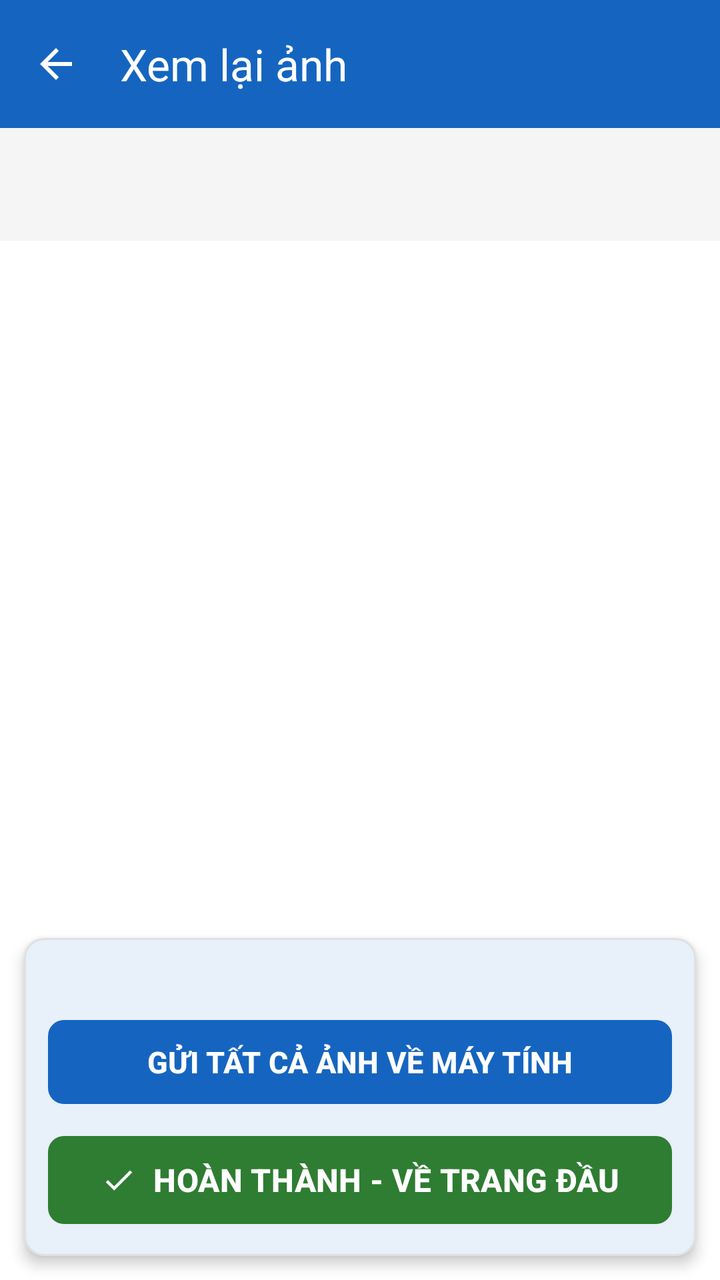
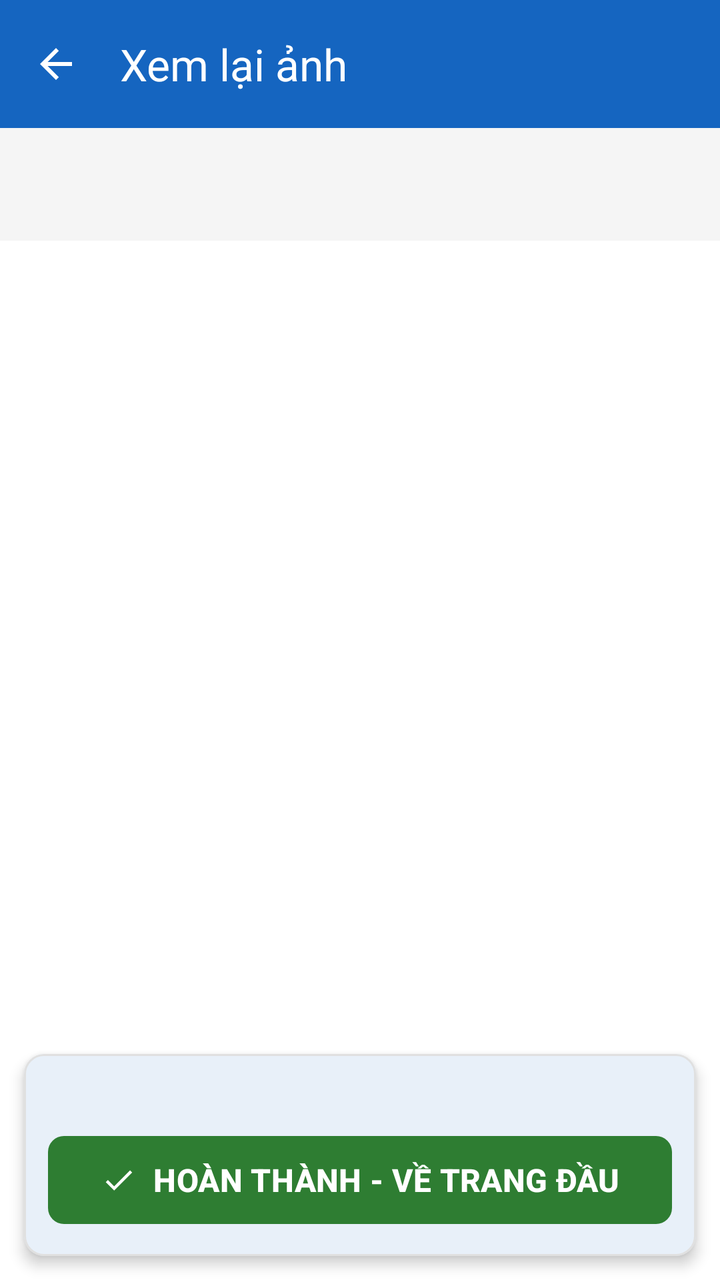

Two renders of the same Android screen: before a commit and after it. Below are the layout's source before the change and the commit's diff.
<!-- AndroidManifest.xml: application theme Theme.InspectionCamera -->
<!-- res/layout/activity_review.xml -->
<?xml version="1.0" encoding="utf-8"?>
<LinearLayout xmlns:android="http://schemas.android.com/apk/res/android"
    xmlns:app="http://schemas.android.com/apk/res-auto"
    android:layout_width="match_parent"
    android:layout_height="match_parent"
    android:orientation="vertical"
    android:background="@color/background">

    
    <com.google.android.material.appbar.MaterialToolbar
        android:id="@+id/toolbar_review"
        android:layout_width="match_parent"
        android:layout_height="wrap_content"
        android:background="@color/primary"
        app:title="@string/title_review"
        app:titleTextColor="@color/text_white"
        app:navigationIcon="@drawable/ic_arrow_back"
        app:navigationIconTint="@color/text_white" />

    
    <LinearLayout
        android:layout_width="match_parent"
        android:layout_height="wrap_content"
        android:orientation="horizontal"
        android:padding="12dp"
        android:background="@color/surface_variant"
        android:gravity="center_vertical">

        <TextView
            android:id="@+id/tv_review_plate"
            android:layout_width="0dp"
            android:layout_height="wrap_content"
            android:layout_weight="1"
            android:fontFamily="monospace"
            android:textSize="24sp"
            android:textStyle="bold"
            android:textColor="@color/text_primary" />

        <TextView
            android:id="@+id/tv_review_photo_count"
            android:layout_width="wrap_content"
            android:layout_height="wrap_content"
            android:textSize="14sp"
            android:textColor="@color/text_secondary" />

    </LinearLayout>

    <FrameLayout
        android:layout_width="match_parent"
        android:layout_height="0dp"
        android:layout_weight="1">

        <androidx.recyclerview.widget.RecyclerView
            android:id="@+id/rv_review_photos"
            android:layout_width="match_parent"
            android:layout_height="match_parent"
            android:clipToPadding="false"
            android:padding="8dp" />

        <TextView
            android:id="@+id/tv_empty_review"
            android:layout_width="match_parent"
            android:layout_height="wrap_content"
            android:layout_gravity="center"
            android:gravity="center"
            android:padding="24dp"
            android:text="@string/no_photos_yet"
            android:textColor="@color/text_secondary"
            android:textSize="16sp"
            android:visibility="gone" />

        <ProgressBar
            android:id="@+id/pb_review_loading"
            android:layout_width="wrap_content"
            android:layout_height="wrap_content"
            android:layout_gravity="center"
            android:visibility="gone" />

    </FrameLayout>

    
    <com.google.android.material.card.MaterialCardView
        android:id="@+id/card_review_sync"
        android:layout_width="match_parent"
        android:layout_height="wrap_content"
        android:layout_margin="12dp"
        app:cardCornerRadius="10dp"
        app:cardElevation="4dp"
        app:cardBackgroundColor="@color/surface"
        app:strokeWidth="1dp"
        app:strokeColor="@color/divider">

        <LinearLayout
            android:layout_width="match_parent"
            android:layout_height="wrap_content"
            android:orientation="vertical"
            android:padding="12dp">

            <TextView
                android:id="@+id/tv_review_sync_status"
                android:layout_width="match_parent"
                android:layout_height="wrap_content"
                android:gravity="center"
                android:textSize="14sp"
                android:textStyle="bold"
                android:textColor="@color/text_primary"
                android:layout_marginBottom="6dp" />

            <ProgressBar
                android:id="@+id/pb_review_sync"
                style="?android:attr/progressBarStyleHorizontal"
                android:layout_width="match_parent"
                android:layout_height="wrap_content"
                android:indeterminate="true"
                android:visibility="gone"
                android:layout_marginBottom="8dp" />

            <com.google.android.material.button.MaterialButton
                android:id="@+id/btn_review_sync"
                android:layout_width="match_parent"
                android:layout_height="50dp"
                android:text="@string/btn_sync_photos"
                android:textSize="15sp"
                android:textStyle="bold"
                android:textColor="@color/text_white"
                app:backgroundTint="@color/primary"
                app:cornerRadius="8dp"
                android:layout_marginBottom="8dp" />

            
            <com.google.android.material.button.MaterialButton
                android:id="@+id/btn_review_done"
                android:layout_width="match_parent"
                android:layout_height="52dp"
                android:text="@string/btn_done"
                android:textSize="16sp"
                android:textStyle="bold"
                android:textColor="@color/text_white"
                app:backgroundTint="@color/status_done_text"
                app:cornerRadius="8dp"
                app:icon="@drawable/ic_check"
                app:iconGravity="textStart"
                app:iconTint="@color/text_white" />

        </LinearLayout>

    </com.google.android.material.card.MaterialCardView>

</LinearLayout>
<!-- resources referenced by this layout -->
<resources>
  <color name="background">#FFFFFF</color>
  <color name="divider">#E0E0E0</color>
  <color name="primary">#1565C0</color>
  <color name="status_done_text">#2E7D32</color>
  <color name="surface">#FFFFFF</color>
  <color name="surface_variant">#F5F5F5</color>
  <color name="text_primary">#1A1A1A</color>
  <color name="text_secondary">#757575</color>
  <color name="text_white">#FFFFFF</color>
  <!-- drawable ic_arrow_back (drawable) -->
  <vector xmlns:android="http://schemas.android.com/apk/res/android"
      android:width="24dp"
      android:height="24dp"
      android:viewportWidth="24"
      android:viewportHeight="24">
    <path
        android:fillColor="@color/text_primary"
        android:pathData="M20,11H7.83l5.59,-5.59L12,4l-8,8 8,8 1.41,-1.41L7.83,13H20v-2z"/>
  </vector>
  <!-- drawable ic_check (drawable) -->
  <vector xmlns:android="http://schemas.android.com/apk/res/android"
      android:width="24dp"
      android:height="24dp"
      android:viewportWidth="24"
      android:viewportHeight="24">
    <path
        android:fillColor="@color/status_done_stroke"
        android:pathData="M9,16.17L4.83,12l-1.42,1.41L9,19 21,7l-1.41,-1.41z"/>
  </vector>
  <string name="btn_done">HOÀN THÀNH - VỀ TRANG ĐẦU</string>
  <string name="btn_sync_photos">GỬI TẤT CẢ ẢNH VỀ MÁY TÍNH</string>
  <string name="no_photos_yet">Chưa có ảnh nào cho xe này</string>
  <string name="title_review">Xem lại ảnh</string>
  <style name="Theme.InspectionCamera" parent="Theme.Material3.Light.NoActionBar">
          
          <item name="colorPrimary">@color/primary</item>
          <item name="colorOnPrimary">@color/on_primary</item>
          <item name="colorPrimaryContainer">@color/primary_container</item>
          <item name="colorOnPrimaryContainer">@color/on_primary_container</item>
  
          
          <item name="android:windowBackground">@color/background</item>
          <item name="colorSurface">@color/surface</item>
          <item name="colorOnSurface">@color/text_primary</item>
          <item name="colorSurfaceVariant">@color/surface_variant</item>
          <item name="colorOnSurfaceVariant">@color/on_surface_variant</item>
  
          
          <item name="android:statusBarColor">@color/primary</item>
          <item name="android:windowLightStatusBar">false</item>
          <item name="android:navigationBarColor">@color/background</item>
          <item name="android:windowLightNavigationBar">true</item>
  
          
          <item name="android:textColorPrimary">@color/text_primary</item>
          <item name="android:textColorSecondary">@color/text_secondary</item>
      </style>
  <color name="status_done_stroke">#4CAF50</color>
  <color name="on_primary">#FFFFFF</color>
  <color name="primary_container">#D0E4FF</color>
  <color name="on_primary_container">#001D36</color>
  <color name="on_surface_variant">#49454F</color>
</resources>

<!-- the commit's change to res/layout/activity_review.xml (unified diff, before → after) -->
@@ -115,18 +115,6 @@
                 android:visibility="gone"
                 android:layout_marginBottom="8dp" />
 
-            <com.google.android.material.button.MaterialButton
-                android:id="@+id/btn_review_sync"
-                android:layout_width="match_parent"
-                android:layout_height="50dp"
-                android:text="@string/btn_sync_photos"
-                android:textSize="15sp"
-                android:textStyle="bold"
-                android:textColor="@color/text_white"
-                app:backgroundTint="@color/primary"
-                app:cornerRadius="8dp"
-                android:layout_marginBottom="8dp" />
-
             
             <com.google.android.material.button.MaterialButton
                 android:id="@+id/btn_review_done"
<!-- resource entries referenced after the edit -->
@@ -30,7 +30,6 @@
         android:pathData="M9,16.17L4.83,12l-1.42,1.41L9,19 21,7l-1.41,-1.41z"/>
   </vector>
   <string name="btn_done">HOÀN THÀNH - VỀ TRANG ĐẦU</string>
-  <string name="btn_sync_photos">GỬI TẤT CẢ ẢNH VỀ MÁY TÍNH</string>
   <string name="no_photos_yet">Chưa có ảnh nào cho xe này</string>
   <string name="title_review">Xem lại ảnh</string>
   <style name="Theme.InspectionCamera" parent="Theme.Material3.Light.NoActionBar">
